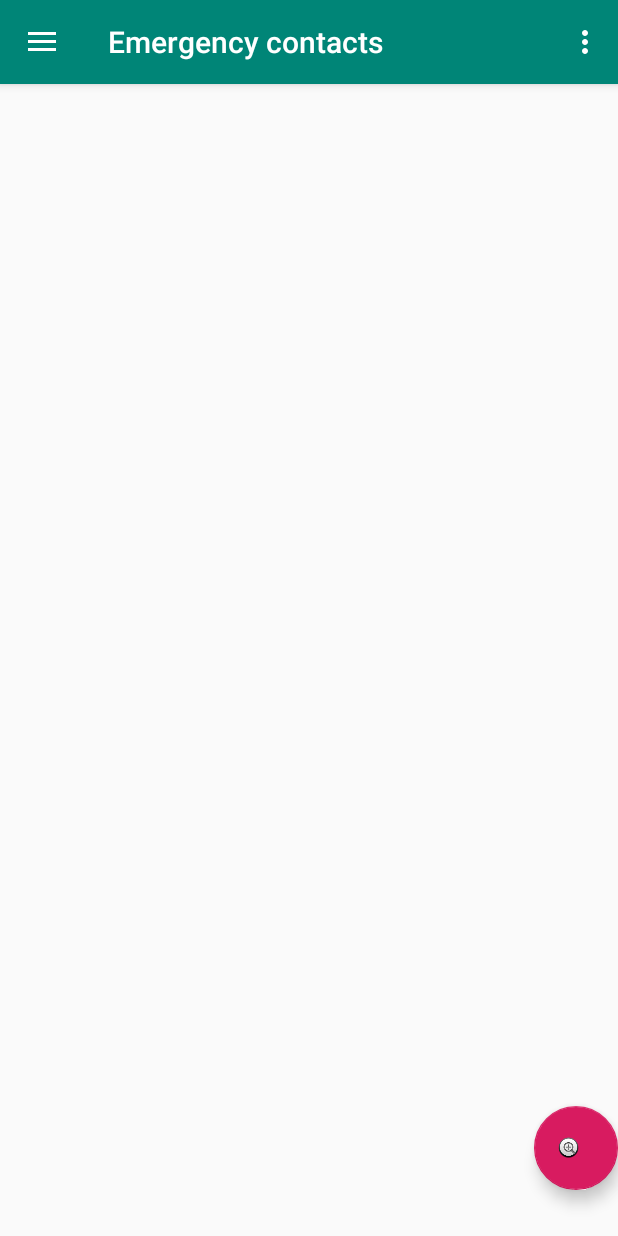
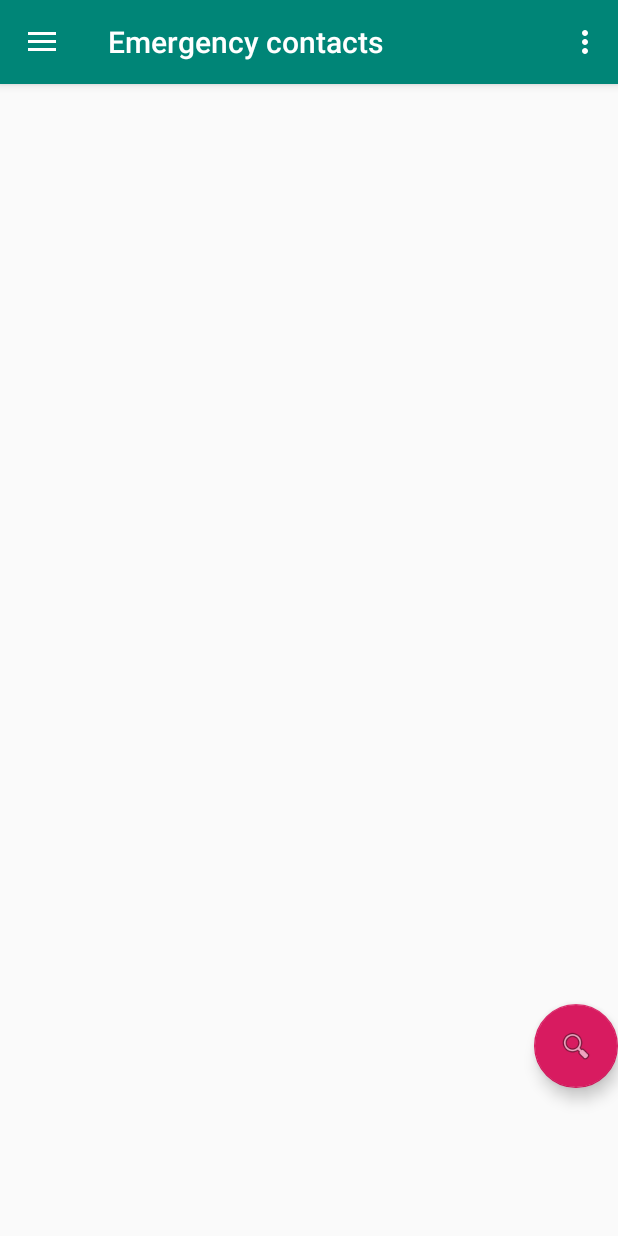
Before and after one commit to patelmit911/EmoTrack, an Android app: the screen it shows after launch once a user with an empty profile is signed in (MainActivity), in the side drawer, after a tap on "Emergency contacts", on a phone screen of 412 x 824 dp. Run offline under Robolectric (Android 15) with nearby library versions, the phone set to English and light mode, and no system bars; our stand-ins replace Firebase (no records; nobody signed in at launch, a user with empty details on screens opened directly), navigation-ui; libraries missing offline, so code that uses them is left out: com.firebase.ui, jp.wasabeef.glide, twitter4j.conf; pictures from the network do not load.

Commit message:
Emergency Contact

```diff
--- a/app/src/main/java/edu/asu/mcgroup27/emotrack/ui/emergencyContact/EmergencyContactFragment.java
+++ b/app/src/main/java/edu/asu/mcgroup27/emotrack/ui/emergencyContact/EmergencyContactFragment.java
@@ -1,22 +1,30 @@
 package edu.asu.mcgroup27.emotrack.ui.emergencyContact;
 
+import android.app.AlertDialog;
 import android.app.Dialog;
 import android.content.DialogInterface;
 import android.os.Bundle;
 import android.view.LayoutInflater;
 import android.view.View;
 import android.view.ViewGroup;
+import android.widget.ArrayAdapter;
 import android.widget.ListView;
+import android.widget.Spinner;
 import android.widget.TextView;
 
 import androidx.annotation.Nullable;
 import androidx.annotation.NonNull;
-import androidx.appcompat.app.AlertDialog;
 import androidx.fragment.app.Fragment;
 import androidx.lifecycle.Observer;
 import androidx.lifecycle.ViewModelProviders;
 
 import com.google.android.material.floatingactionbutton.FloatingActionButton;
+import com.google.firebase.database.ChildEventListener;
+import com.google.firebase.database.DataSnapshot;
+import com.google.firebase.database.DatabaseError;
+import com.google.firebase.database.DatabaseReference;
+
+import java.util.ArrayList;
 
 import edu.asu.mcgroup27.emotrack.Adapters.EmergencyContactAdapter;
 import edu.asu.mcgroup27.emotrack.Adapters.FriendRequestAdapter;
@@ -26,23 +34,65 @@ import edu.asu.mcgroup27.emotrack.dialogs.EmergencyContactDialog;
 
 public class EmergencyContactFragment extends Fragment {
 
-    private EmergencyContactViewModel emergencyContactViewModel;
-    EmergencyContactDialog register;
+    private Dialog register;
+    private ArrayList<String> list;
+    private DatabaseReference dbconref;
+    private DatabaseReference dbfriendref;
 
     public View onCreateView(@NonNull LayoutInflater inflater,
                              ViewGroup container, final Bundle savedInstanceState) {
-        final EmergencyContactAdapter adapter = new EmergencyContactAdapter(getContext());
-        View root = inflater.inflate(R.layout.fragment_emergency_contact, container, false);
+        EmergencyContactAdapter adapter = new EmergencyContactAdapter(getContext());
+        final View root = inflater.inflate(R.layout.fragment_emergency_contact, container, false);
+        this.list = new ArrayList<>();
+        dbconref = FirebaseDBHelper.getUserEmergencyContact();
+        dbfriendref = FirebaseDBHelper.getUserFriends();
+        dbfriendref.addChildEventListener(new ChildEventListener() {
+            @Override
+            public void onChildAdded(@NonNull DataSnapshot dataSnapshot, @Nullable String s) {
+                list.add(dataSnapshot.getValue().toString());
+            }
+
+            @Override
+            public void onChildChanged(@NonNull DataSnapshot dataSnapshot, @Nullable String s) {
+
+            }
+
+            @Override
+            public void onChildRemoved(@NonNull DataSnapshot dataSnapshot) {
+
+            }
+
+            @Override
+            public void onChildMoved(@NonNull DataSnapshot dataSnapshot, @Nullable String s) {
+
+            }
+
+            @Override
+            public void onCancelled(@NonNull DatabaseError databaseError) {
+
+            }
+        });
         FloatingActionButton fab = root.findViewById(R.id.emergencyContactAddButton);
         fab.setOnClickListener(new View.OnClickListener() {
             @Override
             public void onClick(View view) {
-                register.onCreateDialog(savedInstanceState);
-//                FirebaseDBHelper.getUserFriendReqs().push().setValue("TEST");
+                register = onCreateDialog(savedInstanceState);
+                register.show();
             }
         });
         ListView listview = root.findViewById(R.id.emergencyContactListView);
         listview.setAdapter(adapter);
         return root;
     }
+    private Dialog onCreateDialog(@Nullable Bundle savedInstanceState) {
+        CharSequence[] charSequences = list.toArray(new CharSequence[list.size()]);
+        android.app.AlertDialog.Builder builder = new AlertDialog.Builder(getActivity());
+        builder.setTitle("Select a Contact")
+                .setItems(charSequences, new DialogInterface.OnClickListener() {
+                    public void onClick(DialogInterface dialog, int which) {
+                        FirebaseDBHelper.insertItem(dbconref, list.get(which));
+                    }
+                });
+        return builder.create();
+    }
 }
--- a/app/src/main/res/layout/fragment_emergency_contact.xml
+++ b/app/src/main/res/layout/fragment_emergency_contact.xml
@@ -3,19 +3,28 @@
     xmlns:app="http://schemas.android.com/apk/res-auto"
     android:orientation="vertical" android:layout_width="match_parent"
     android:layout_height="match_parent">
+
     <ListView
         android:id="@+id/emergencyContactListView"
         android:layout_width="match_parent"
-        android:layout_height="681dp"
+        android:layout_height="613dp"
         app:layout_anchor="@+id/include"
-        app:layout_anchorGravity="center" >
+        app:layout_anchorGravity="center">
+
     </ListView>
 
     <com.google.android.material.floatingactionbutton.FloatingActionButton
         android:id="@+id/emergencyContactAddButton"
         android:layout_width="wrap_content"
         android:layout_height="wrap_content"
+        android:layout_gravity="bottom|end"
         android:clickable="true"
-        android:layout_gravity="bottom|right"
-        app:srcCompat="@android:drawable/btn_plus" />
+        android:padding="5dp"
+        android:paddingLeft="5dp"
+        android:paddingTop="5dp"
+        android:paddingRight="25dp"
+        android:paddingBottom="5dp"
+        app:srcCompat="@android:drawable/ic_menu_search" />
+
+
 </LinearLayout>
--- a/app/src/main/res/layout/fragment_emergency_spinner.xml
+++ b/app/src/main/res/layout/fragment_emergency_spinner.xml
@@ -1,5 +1,6 @@
 <?xml version="1.0" encoding="utf-8"?>
 <Spinner xmlns:android="http://schemas.android.com/apk/res/android"
-    android:layout_width="match_parent" android:layout_height="match_parent">
-
+    android:layout_width="match_parent"
+    android:layout_height="match_parent"
+    android:id="@+id/emergency_contact_spinner">
 </Spinner>
--- a/app/src/main/res/layout/fragment_request.xml
+++ b/app/src/main/res/layout/fragment_friend_request.xml
@@ -4,7 +4,7 @@
     android:orientation="vertical" android:layout_width="match_parent"
     android:layout_height="match_parent">
     <ListView
-        android:id="@+id/list_view"
+        android:id="@+id/friendRequestListView"
         android:layout_width="match_parent"
         android:layout_height="681dp"
         app:layout_anchor="@+id/include"
--- a/app/src/main/res/layout/friend_request_custom.xml
+++ b/app/src/main/res/layout/fragment_friend_request_custom.xml
@@ -12,7 +12,7 @@
         android:textStyle="bold" />
 
     <Button
-        android:id="@+id/delete_btn"
+        android:id="@+id/friendRequestDeleteButton"
         android:layout_width="wrap_content"
         android:layout_height="wrap_content"
         android:layout_alignParentRight="true"
@@ -21,10 +21,10 @@
         android:text="Delete" />
 
     <Button
-        android:id="@+id/add_btn"
+        android:id="@+id/friendRequestAddButton"
         android:layout_width="wrap_content"
         android:layout_height="wrap_content"
-        android:layout_toLeftOf="@id/delete_btn"
+        android:layout_toLeftOf="@id/friendRequestDeleteButton"
         android:layout_centerVertical="true"
         android:layout_marginRight="10dp"
         android:text="Add" />
```
Also changed, not shown: app/src/main/java/edu/asu/mcgroup27/emotrack/Adapters/EmergencyContactAdapter.java (+7 -8 lines), app/src/main/java/edu/asu/mcgroup27/emotrack/Adapters/FriendRequestAdapter.java (+4 -5 lines), app/src/main/java/edu/asu/mcgroup27/emotrack/dialogs/EmergencyContactDialog.java (+13 -7 lines), app/src/main/java/edu/asu/mcgroup27/emotrack/ui/friendrequest/FriendRequestFragment.java (+2 -9 lines), app/src/main/res/values/array.xml (added, +9 -0 lines).
